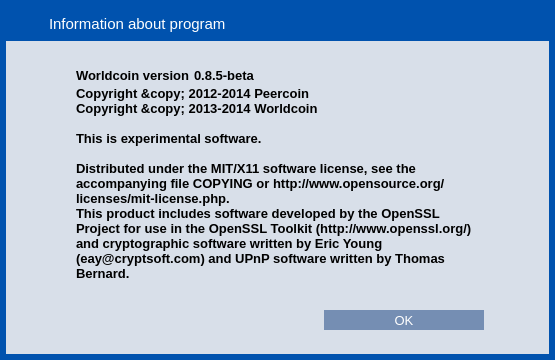
Old version of the form src/qt/forms/aboutdialog.ui in the repository WorldcoinGlobal/WorldcoinLegacy.
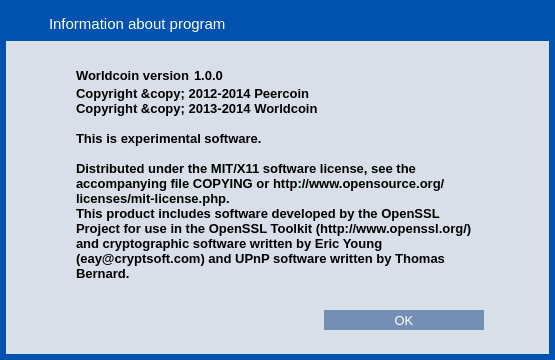
New version of the form. Icons and pictures are not drawn.

Diff of the .ui file:
```diff
--- a/src/qt/forms/aboutdialog.ui
+++ b/src/qt/forms/aboutdialog.ui
@@ -302,7 +302,7 @@
              <cursorShape>IBeamCursor</cursorShape>
             </property>
             <property name="text">
-             <string notr="true">0.8.5-beta</string>
+             <string notr="true">1.0.0</string>
             </property>
             <property name="textInteractionFlags">
              <set>Qt::LinksAccessibleByMouse|Qt::TextSelectableByKeyboard|Qt::TextSelectableByMouse</set>
```
